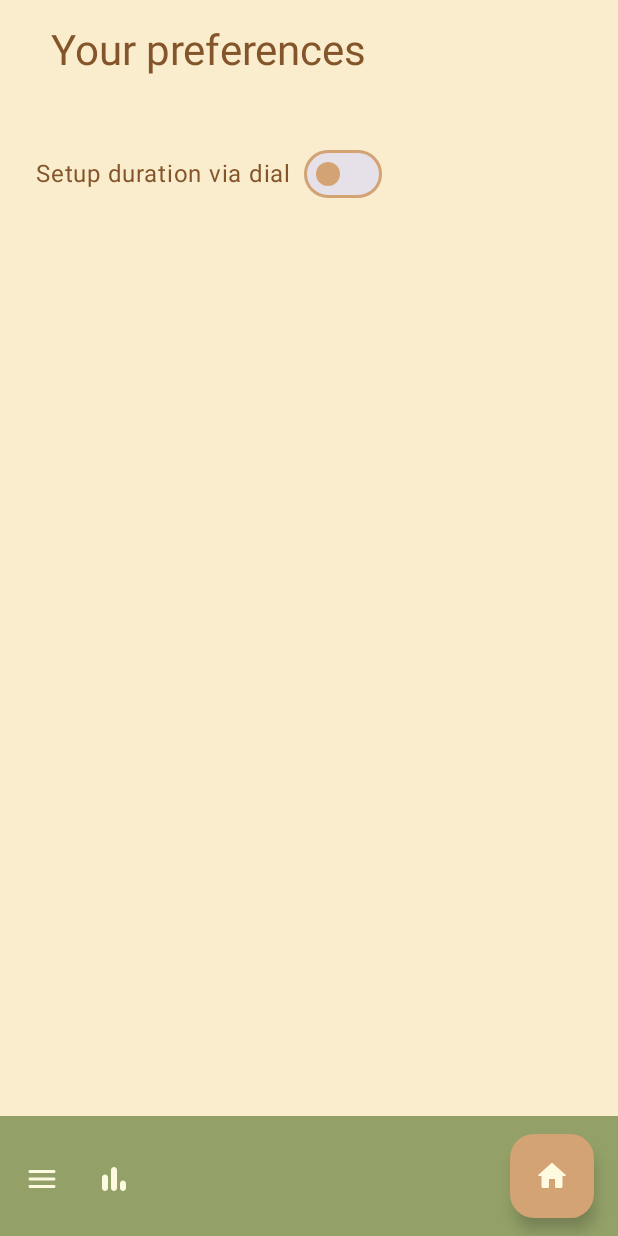
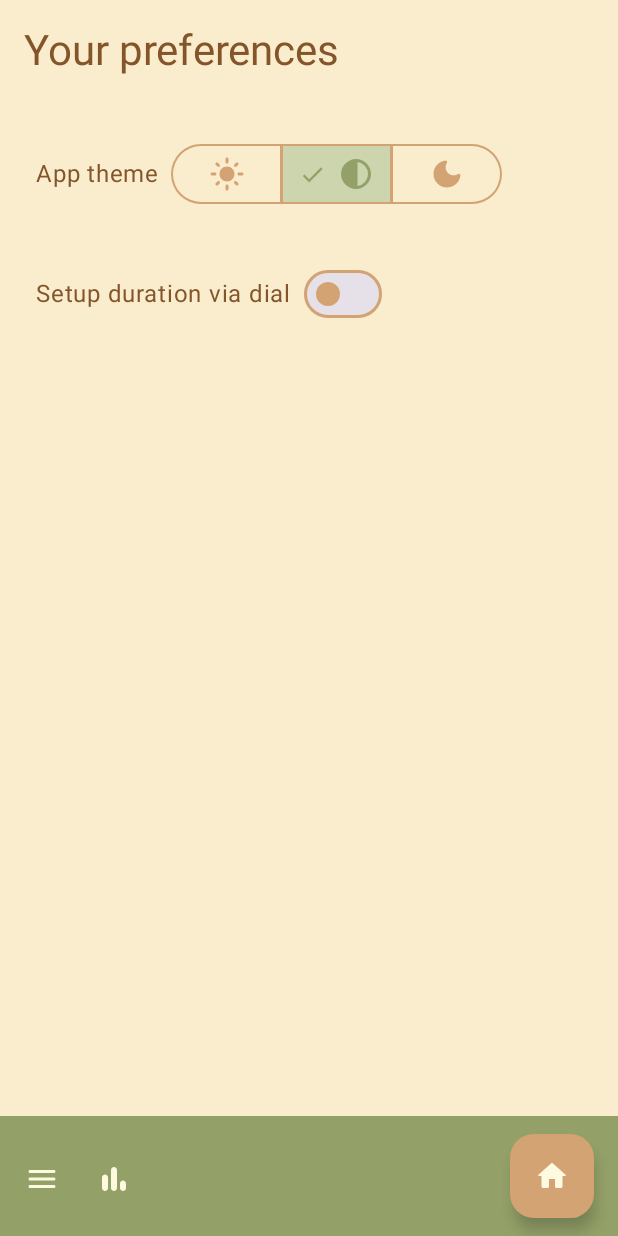
Before and after one commit to dee-tree/productivity, an Android app built with Jetpack Compose: the PreferencesScreen screen opened through its navigation route, on a phone screen of 412 x 824 dp. Run offline under Robolectric (Android 15) with nearby library versions, the phone set to English and light mode, and no system bars; our stand-ins replace Dagger/Hilt's generated code; 2 statements that could not run were skipped.

Commit message:
added theme preference

```diff
--- a/app/build.gradle.kts
+++ b/app/build.gradle.kts
@@ -1,5 +1,3 @@
-import java.util.Properties
-
 plugins {
     id("com.android.application")
     id("org.jetbrains.kotlin.android")
@@ -75,7 +73,7 @@ dependencies {
     implementation("androidx.compose.ui:ui")
     implementation("androidx.compose.ui:ui-graphics")
     implementation("androidx.compose.ui:ui-tooling-preview")
-    implementation("androidx.compose.material3:material3")
+    implementation("androidx.compose.material3:material3:1.2.0-alpha10")
 
     // datastore (shared preferences)
     implementation("androidx.datastore:datastore-preferences:${dataStoreVersion}")
--- a/app/src/main/java/edu/app/productivity/MainActivity.kt
+++ b/app/src/main/java/edu/app/productivity/MainActivity.kt
@@ -12,6 +12,7 @@ import android.os.IBinder
 import android.util.Log
 import androidx.activity.ComponentActivity
 import androidx.activity.compose.setContent
+import androidx.compose.foundation.isSystemInDarkTheme
 import androidx.compose.foundation.layout.Column
 import androidx.compose.foundation.layout.ExperimentalLayoutApi
 import androidx.compose.foundation.layout.consumeWindowInsets
@@ -25,8 +26,13 @@ import androidx.compose.runtime.setValue
 import androidx.compose.ui.Modifier
 import androidx.core.app.ActivityCompat
 import androidx.core.view.WindowCompat
+import androidx.hilt.navigation.compose.hiltViewModel
+import androidx.lifecycle.Lifecycle
+import androidx.lifecycle.compose.collectAsStateWithLifecycle
 import androidx.navigation.compose.rememberNavController
 import dagger.hilt.android.AndroidEntryPoint
+import edu.app.productivity.data.Preferences
+import edu.app.productivity.data.vm.PreferencesViewModel
 import edu.app.productivity.navigation.Destination
 import edu.app.productivity.navigation.NavigationGraph
 import edu.app.productivity.navigation.navigateSingleTop
@@ -59,7 +65,16 @@ class MainActivity : ComponentActivity() {
         WindowCompat.setDecorFitsSystemWindows(window, false)
 
         setContent {
-            ProductivityTheme {
+            val preferencesViewModel = hiltViewModel<PreferencesViewModel>()
+            val preferences by preferencesViewModel.preferences.collectAsStateWithLifecycle(
+                minActiveState = Lifecycle.State.STARTED
+            )
+
+            val isDarkTheme = preferences.theme == Preferences.Themes.SYSTEM
+                    && isSystemInDarkTheme()
+                    || preferences.theme == Preferences.Themes.DARK
+
+            ProductivityTheme(darkTheme = isDarkTheme) {
                 val navController = rememberNavController()
                 Scaffold(
                     bottomBar = {
--- a/app/src/main/java/edu/app/productivity/data/Preferences.kt
+++ b/app/src/main/java/edu/app/productivity/data/Preferences.kt
@@ -4,5 +4,12 @@ data class Preferences(
     /**
      * Set up duration via dial or via keyboard like numbers
      */
-    val timerSetupIsDial: Boolean = false
-)
+    val timerSetupIsDial: Boolean = false,
+    val theme: Themes = Themes.SYSTEM,
+) {
+
+
+    enum class Themes {
+        LIGHT, SYSTEM, DARK
+    }
+}
--- a/app/src/main/java/edu/app/productivity/data/PreferencesRepository.kt
+++ b/app/src/main/java/edu/app/productivity/data/PreferencesRepository.kt
@@ -1,6 +1,7 @@
 package edu.app.productivity.data
 
 import androidx.datastore.preferences.core.booleanPreferencesKey
+import androidx.datastore.preferences.core.intPreferencesKey
 import kotlinx.coroutines.flow.Flow
 import javax.inject.Inject
 
@@ -10,20 +11,24 @@ class PreferencesRepository @Inject constructor(
 
     fun getPreferences(): Flow<Preferences> = dataStore.get {
         Preferences(
-            this[TimerSetupIsDialKey] ?: TIMER_SETUP_IS_DIAL_DEFAULT
+            timerSetupIsDial = this[TimerSetupIsDialKey] ?: TIMER_SETUP_IS_DIAL_DEFAULT,
+            theme = this[ThemeKey]?.let { Preferences.Themes.values()[it] } ?: THEME_DEFAULT
         )
     }
 
     suspend fun savePreferences(preferences: Preferences) {
         dataStore.edit {
             this[TimerSetupIsDialKey] = preferences.timerSetupIsDial
+            this[ThemeKey] = preferences.theme.ordinal
         }
     }
 
     companion object {
         private val TimerSetupIsDialKey = booleanPreferencesKey("timer_setup_is_dial")
+        private val ThemeKey = intPreferencesKey("theme")
 
         const val TIMER_SETUP_IS_DIAL_DEFAULT = false
+        val THEME_DEFAULT = Preferences.Themes.SYSTEM
     }
 
 }
--- a/app/src/main/java/edu/app/productivity/ui/PreferencesScreen.kt
+++ b/app/src/main/java/edu/app/productivity/ui/PreferencesScreen.kt
@@ -1,16 +1,25 @@
+@file:OptIn(ExperimentalMaterial3Api::class)
+
 package edu.app.productivity.ui
 
 import android.content.res.Configuration
 import androidx.compose.foundation.layout.Column
+import androidx.compose.foundation.layout.Row
 import androidx.compose.foundation.layout.Spacer
 import androidx.compose.foundation.layout.padding
+import androidx.compose.material3.ExperimentalMaterial3Api
+import androidx.compose.material3.Icon
 import androidx.compose.material3.MaterialTheme
+import androidx.compose.material3.SegmentedButton
+import androidx.compose.material3.SegmentedButtonDefaults
+import androidx.compose.material3.SingleChoiceSegmentedButtonRow
 import androidx.compose.material3.Surface
 import androidx.compose.material3.Text
 import androidx.compose.runtime.Composable
 import androidx.compose.runtime.getValue
 import androidx.compose.ui.Alignment
 import androidx.compose.ui.Modifier
+import androidx.compose.ui.res.painterResource
 import androidx.compose.ui.res.stringResource
 import androidx.compose.ui.text.style.TextAlign
 import androidx.compose.ui.tooling.preview.Preview
@@ -18,6 +27,8 @@ import androidx.compose.ui.unit.dp
 import androidx.hilt.navigation.compose.hiltViewModel
 import androidx.lifecycle.compose.collectAsStateWithLifecycle
 import edu.app.productivity.R
+import edu.app.productivity.data.Preferences
+import edu.app.productivity.data.Preferences.Themes
 import edu.app.productivity.data.vm.PreferencesViewModel
 import edu.app.productivity.theme.ProductivityTheme
 
@@ -27,8 +38,19 @@ fun PreferencesScreen(
 ) {
     val preferences by viewModel.preferences.collectAsStateWithLifecycle()
 
+    PreferencesScreenContent(
+        preferences = preferences,
+        updatePreferences = viewModel::updatePreferences
+    )
+}
+
+@Composable
+fun PreferencesScreenContent(
+    preferences: Preferences = Preferences(),
+    updatePreferences: (Preferences) -> Unit = {}
+) {
     Column(
-        horizontalAlignment = Alignment.CenterHorizontally,
+        horizontalAlignment = Alignment.Start,
         modifier = Modifier.padding(16.dp)
     ) {
         Text(
@@ -39,23 +61,85 @@ fun PreferencesScreen(
 
         Spacer(Modifier.padding(16.dp))
 
+        ThemePreferenceRow(preferences.theme) { updatePreferences(preferences.copy(theme = it)) }
+
+        Spacer(Modifier.padding(8.dp))
+
         Switch(
             label = stringResource(R.string.preferences_preference_setup_duration_dialing),
             state = preferences.timerSetupIsDial,
             onStateChange = {
-                viewModel.updatePreferences(preferences.copy(timerSetupIsDial = it))
+                updatePreferences(preferences.copy(timerSetupIsDial = it))
             }
         )
+
+
     }
 }
 
+@Composable
+private fun ThemePreferenceRow(
+    initialTheme: Themes,
+    onThemeSelected: (Themes) -> Unit
+) {
+    Row(verticalAlignment = Alignment.CenterVertically, modifier = Modifier.padding(8.dp)) {
+        Text(
+            text = stringResource(R.string.preferences_preference_theme),
+            textAlign = TextAlign.Start
+        )
+        Spacer(modifier = Modifier.padding(start = 8.dp))
+
+        SingleChoiceSegmentedButtonRow {
+            Themes.values().forEachIndexed { idx, theme ->
+                SegmentedButton(
+                    selected = initialTheme == theme,
+                    onClick = { onThemeSelected(theme) },
+                    shape = SegmentedButtonDefaults.itemShape(
+                        index = idx, count = Themes.values().size
+                    ),
+                    colors = SegmentedButtonDefaults.colors(
+                        activeContainerColor = MaterialTheme.colorScheme.surfaceTint,
+                        activeContentColor = MaterialTheme.colorScheme.primary,
+                        inactiveContainerColor = MaterialTheme.colorScheme.background,
+                        inactiveContentColor = MaterialTheme.colorScheme.secondary
+                    )
+                ) {
+                    when (theme) {
+                        Themes.LIGHT -> {
+                            Icon(
+                                painterResource(R.drawable.round_light_mode_24),
+                                contentDescription = "light"
+                            )
+                        }
+
+                        Themes.SYSTEM -> {
+                            Icon(
+                                painterResource(R.drawable.round_system_mode_24),
+                                contentDescription = "system"
+                            )
+                        }
+
+                        Themes.DARK -> {
+                            Icon(
+                                painterResource(R.drawable.round_dark_mode_24),
+                                contentDescription = "dark"
+                            )
+                        }
+                    }
+
+
+                }
+            }
+        }
+    }
+}
 
 @Composable
 @Preview(uiMode = Configuration.UI_MODE_NIGHT_NO)
 private fun PreviewPreferencesScreenLight() {
     ProductivityTheme {
         Surface {
-            PreferencesScreen()
+            PreferencesScreenContent()
         }
     }
 }
@@ -65,7 +149,7 @@ private fun PreviewPreferencesScreenLight() {
 private fun PreviewPreferencesScreenDark() {
     ProductivityTheme(darkTheme = true) {
         Surface {
-            PreferencesScreen()
+            PreferencesScreenContent()
         }
     }
 }
--- a/app/src/main/java/edu/app/productivity/ui/Switch.kt
+++ b/app/src/main/java/edu/app/productivity/ui/Switch.kt
@@ -11,6 +11,7 @@ import androidx.compose.runtime.remember
 import androidx.compose.ui.Alignment
 import androidx.compose.ui.Modifier
 import androidx.compose.ui.semantics.Role
+import androidx.compose.ui.text.style.TextAlign
 import androidx.compose.ui.unit.dp
 
 @Composable
@@ -26,10 +27,11 @@ fun Switch(label: String, state: Boolean, onStateChange: (Boolean) -> Unit = {})
                 onClick = {
                     onStateChange(!state)
                 }
-            ).padding(8.dp),
+            )
+            .padding(8.dp),
         verticalAlignment = Alignment.CenterVertically
     ) {
-        Text(text = label)
+        Text(text = label, textAlign = TextAlign.Start)
         Spacer(modifier = Modifier.padding(start = 8.dp))
         androidx.compose.material3.Switch(
             checked = state,
--- /dev/null
+++ b/app/src/main/res/drawable/round_dark_mode_24.xml
@@ -0,0 +1,5 @@
+<vector android:height="24dp" android:tint="#000000"
+    android:viewportHeight="24" android:viewportWidth="24"
+    android:width="24dp" xmlns:android="http://schemas.android.com/apk/res/android">
+    <path android:fillColor="@android:color/white" android:pathData="M11.01,3.05C6.51,3.54 3,7.36 3,12c0,4.97 4.03,9 9,9c4.63,0 8.45,-3.5 8.95,-8c0.09,-0.79 -0.78,-1.42 -1.54,-0.95c-0.84,0.54 -1.84,0.85 -2.91,0.85c-2.98,0 -5.4,-2.42 -5.4,-5.4c0,-1.06 0.31,-2.06 0.84,-2.89C12.39,3.94 11.9,2.98 11.01,3.05z"/>
+</vector>
--- /dev/null
+++ b/app/src/main/res/drawable/round_light_mode_24.xml
@@ -0,0 +1,5 @@
+<vector android:height="24dp" android:tint="#000000"
+    android:viewportHeight="24" android:viewportWidth="24"
+    android:width="24dp" xmlns:android="http://schemas.android.com/apk/res/android">
+    <path android:fillColor="@android:color/white" android:pathData="M12,7c-2.76,0 -5,2.24 -5,5s2.24,5 5,5s5,-2.24 5,-5S14.76,7 12,7L12,7zM2,13l2,0c0.55,0 1,-0.45 1,-1s-0.45,-1 -1,-1l-2,0c-0.55,0 -1,0.45 -1,1S1.45,13 2,13zM20,13l2,0c0.55,0 1,-0.45 1,-1s-0.45,-1 -1,-1l-2,0c-0.55,0 -1,0.45 -1,1S19.45,13 20,13zM11,2v2c0,0.55 0.45,1 1,1s1,-0.45 1,-1V2c0,-0.55 -0.45,-1 -1,-1S11,1.45 11,2zM11,20v2c0,0.55 0.45,1 1,1s1,-0.45 1,-1v-2c0,-0.55 -0.45,-1 -1,-1C11.45,19 11,19.45 11,20zM5.99,4.58c-0.39,-0.39 -1.03,-0.39 -1.41,0c-0.39,0.39 -0.39,1.03 0,1.41l1.06,1.06c0.39,0.39 1.03,0.39 1.41,0s0.39,-1.03 0,-1.41L5.99,4.58zM18.36,16.95c-0.39,-0.39 -1.03,-0.39 -1.41,0c-0.39,0.39 -0.39,1.03 0,1.41l1.06,1.06c0.39,0.39 1.03,0.39 1.41,0c0.39,-0.39 0.39,-1.03 0,-1.41L18.36,16.95zM19.42,5.99c0.39,-0.39 0.39,-1.03 0,-1.41c-0.39,-0.39 -1.03,-0.39 -1.41,0l-1.06,1.06c-0.39,0.39 -0.39,1.03 0,1.41s1.03,0.39 1.41,0L19.42,5.99zM7.05,18.36c0.39,-0.39 0.39,-1.03 0,-1.41c-0.39,-0.39 -1.03,-0.39 -1.41,0l-1.06,1.06c-0.39,0.39 -0.39,1.03 0,1.41s1.03,0.39 1.41,0L7.05,18.36z"/>
+</vector>
--- /dev/null
+++ b/app/src/main/res/drawable/round_system_mode_24.xml
@@ -0,0 +1,10 @@
+<vector xmlns:android="http://schemas.android.com/apk/res/android"
+    android:width="24dp"
+    android:height="24dp"
+    android:viewportWidth="960"
+    android:viewportHeight="960"
+    android:autoMirrored="true">
+  <path
+      android:fillColor="@android:color/white"
+      android:pathData="M480,880Q397,880 324,848.5Q251,817 197,763Q143,709 111.5,636Q80,563 80,480Q80,397 111.5,324Q143,251 197,197Q251,143 324,111.5Q397,80 480,80Q563,80 636,111.5Q709,143 763,197Q817,251 848.5,324Q880,397 880,480Q880,563 848.5,636Q817,709 763,763Q709,817 636,848.5Q563,880 480,880ZM520,797Q639,782 719.5,692.5Q800,603 800,480Q800,357 719.5,267.5Q639,178 520,163L520,797Z"/>
+</vector>
--- a/app/src/main/res/values/strings.xml
+++ b/app/src/main/res/values/strings.xml
@@ -38,4 +38,5 @@
 
     <string name="preferences_header">Your preferences</string>
     <string name="preferences_preference_setup_duration_dialing">Setup duration via dial</string>
+    <string name="preferences_preference_theme">App theme</string>
 </resources>
```
